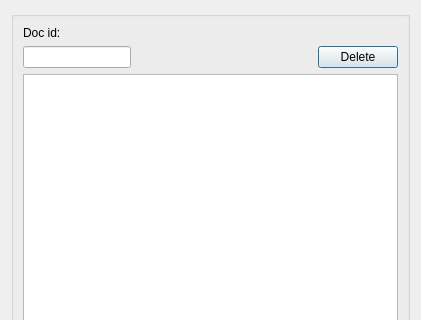
The window that ui/doc_management.ui (Giswater/giswater_qgis_plugin) describes before a commit, drawn with Qt 5; both pictures show x 0 to 421 and y 0 to 320 of the 421 by 785 pixel window.
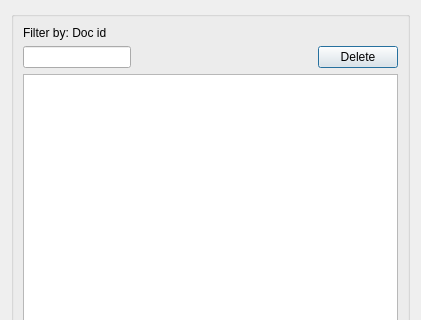
The same window after the commit.

The edit to the form file:
```diff
--- a/ui/doc_management.ui
+++ b/ui/doc_management.ui
@@ -85,7 +85,7 @@
       <item row="0" column="0">
        <widget class="QLabel" name="label_doc_id">
         <property name="text">
-         <string>Doc id:</string>
+         <string>Filter by: Doc id</string>
         </property>
        </widget>
       </item>
```
